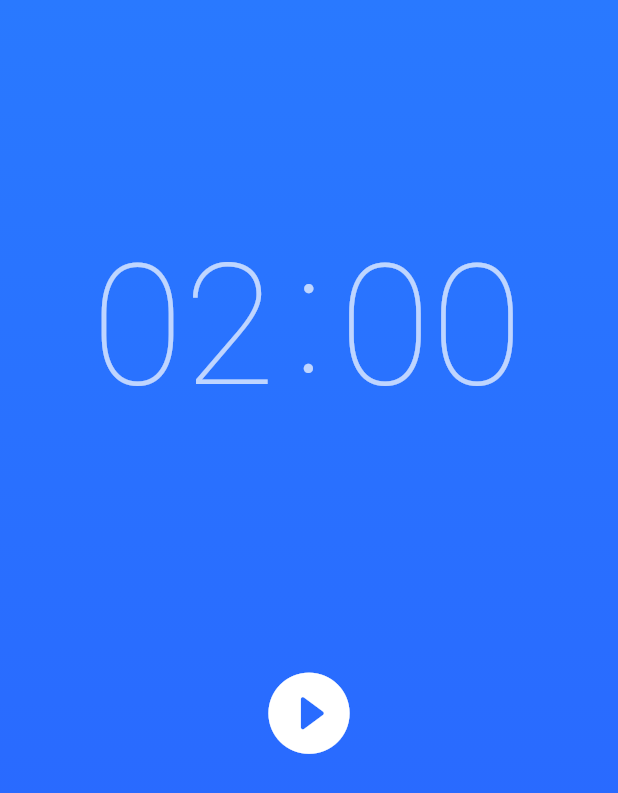
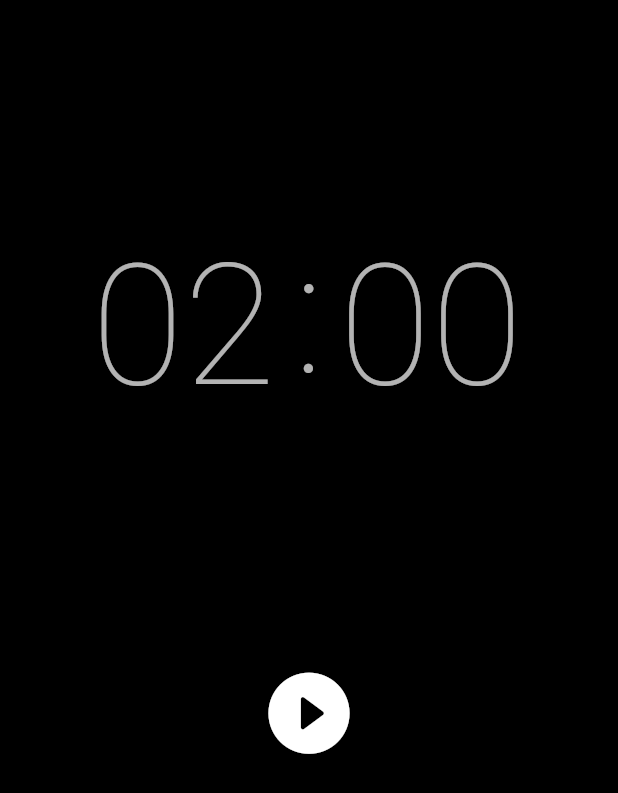
Before and after one commit to aryang117/TimelyBloc, a Flutter app: the screen it shows after launch, on a phone screen of 412 x 824 dp. Shown: the top 793 px of the screen. Run offline on Flutter 3.47's test engine with Material 2 defaults, Android fonts, the phone set to English and light mode, and no system bars; our stand-ins replace equatable, flutter_bloc.

Commit message:
background color change, now it's just black

```diff
--- a/lib/Screens/background.dart
+++ b/lib/Screens/background.dart
@@ -8,12 +8,10 @@ class BackgroundWidget extends StatelessWidget {
     return Container(
       decoration: BoxDecoration(
         gradient: LinearGradient(
-          begin: Alignment.topCenter,
-          end: Alignment.bottomCenter,
-          colors: [
-            Colors.blueAccent.shade400,
-            Colors.blueAccent.shade700,
-          ],
+          begin: Alignment.topLeft,
+          end: Alignment.bottomRight,
+          stops: [0.80, 0.20],
+          colors: [Colors.black, Colors.black],
         ),
       ),
     );
```
